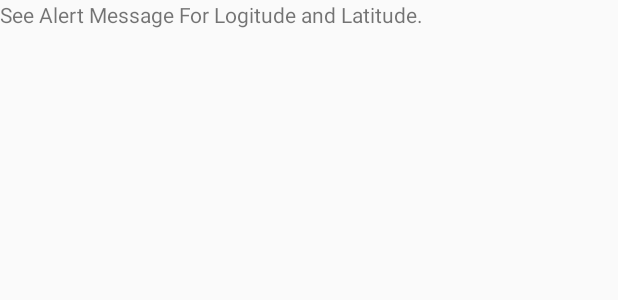
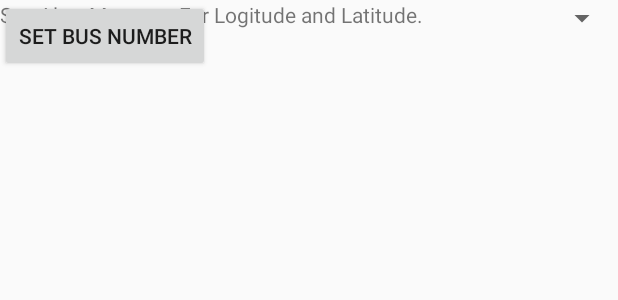
Before and after one commit to priyeshbe/BusLocation, an Android app: the layout activity_bus_location_main.xml on its own in the app's theme, with its tools: preview values and no code run, on a phone screen of 412 x 824 dp. Shown: the top 300 px of the screen. Run offline under Robolectric (Android 15) with nearby library versions, the phone set to English and light mode, and no system bars.

Commit message:
bus number added getter setter

```diff
--- a/app/src/main/res/layout/activity_bus_location_main.xml
+++ b/app/src/main/res/layout/activity_bus_location_main.xml
@@ -11,13 +11,29 @@
         android:layout_height="wrap_content"
         android:layout_centerHorizontal="true"
         android:layout_centerVertical="true"
-        android:text="See Alert Message For Logitude and Latitude." />
+        android:text="See Alert Message For Logitude and Latitude."
+        android:id="@+id/msgbox" />
     <TextView
         android:layout_width="wrap_content"
         android:layout_height="wrap_content"
         android:layout_centerHorizontal="true"
         android:layout_centerVertical="true"
         android:text=""
+        android:layout_below="@id/msgbox"
         android:id="@+id/text" />
+    <Spinner
+        android:id="@+id/spinnerBusno"
+        android:layout_width="match_parent"
+        android:layout_height="wrap_content"
+        android:layout_below="@id/text"
+        android:entries="@array/buses"></Spinner>
+
+    <Button
+        android:id="@+id/buttonUpdateBusno"
+        android:layout_width="wrap_content"
+        android:layout_height="wrap_content"
+        android:layout_weight="1"
+        android:layout_below="@id/spinnerBusno"
+        android:text="Set bus number" />
 
 </android.support.constraint.ConstraintLayout>
--- a/app/src/main/res/values/strings.xml
+++ b/app/src/main/res/values/strings.xml
@@ -1,3 +1,9 @@
 <resources>
     <string name="app_name">BusLocation</string>
+
+    <string-array name="buses">
+        <item>bus1</item>
+        <item>bus2</item>
+        <item>bus3</item>
+    </string-array>
 </resources>
```
Also changed, not shown: app/src/main/java/com/beohar/priyesh/buslocation/BusLocationMain.java (+44 -0 lines).
